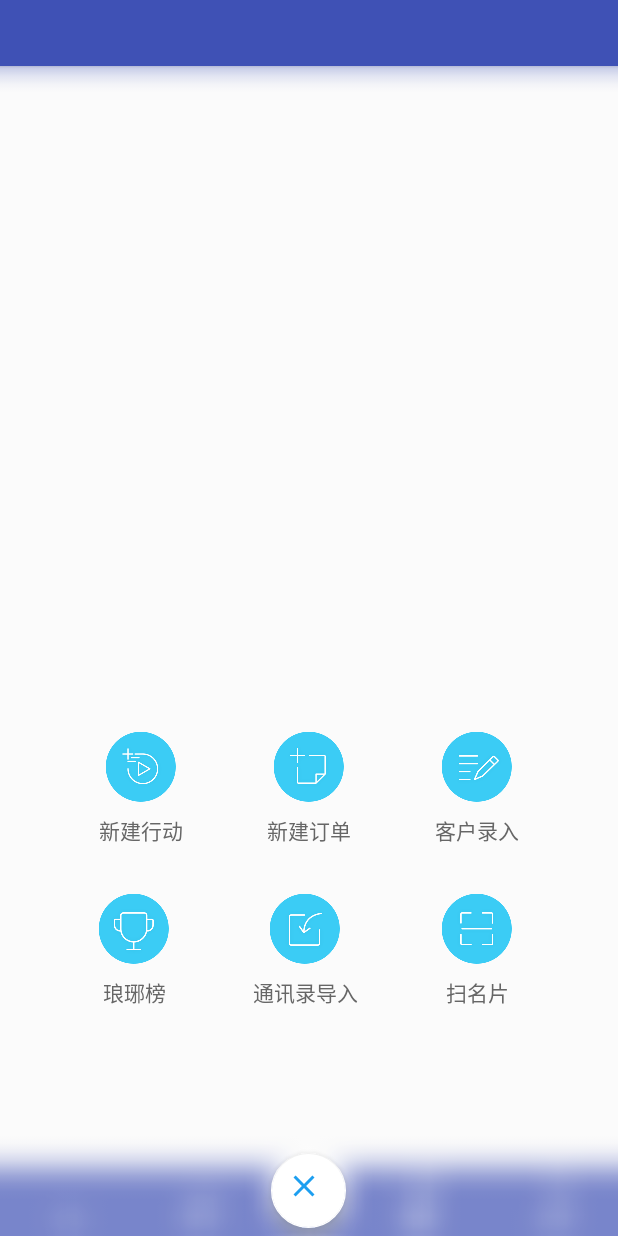
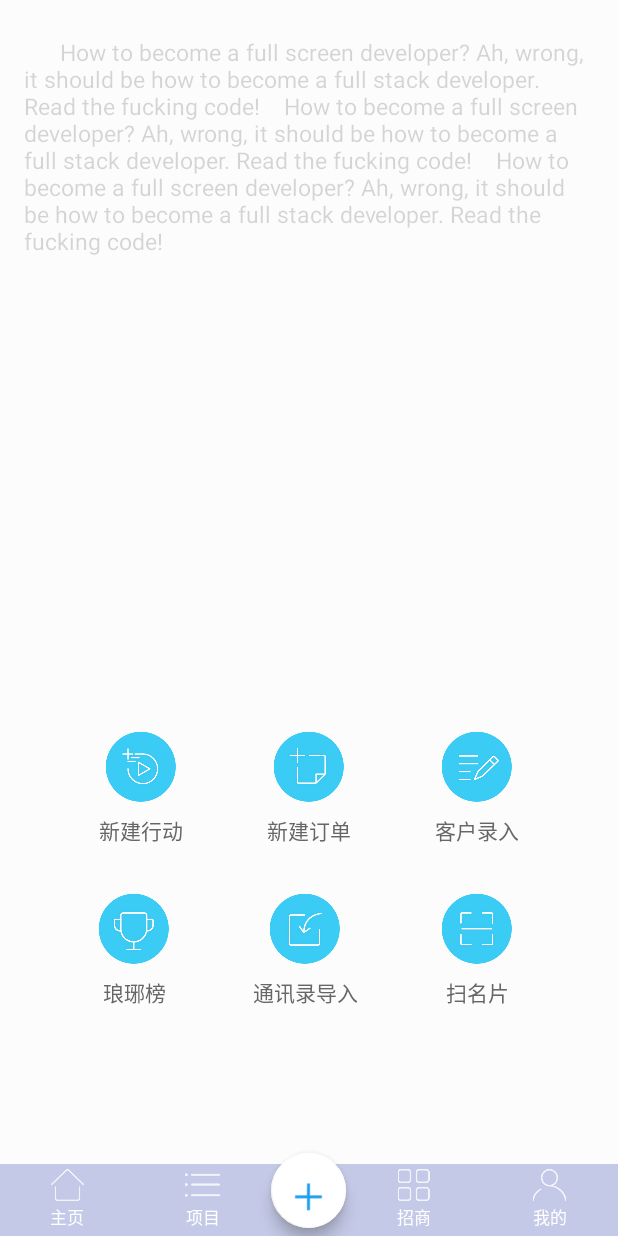
Before and after one commit to aohanyao/Android_UE, an Android app: the screen it shows after launch (MainActivity), after a tap on an icon or button, on a phone screen of 412 x 824 dp. Run offline under Robolectric (Android 15) with nearby library versions, the light colour scheme and no system bars; libraries missing offline, so code that uses them is left out: com.jaeger.library; 1 statement that could not run was skipped.

Commit message:
完成博客编写
完成博客编写

```diff
--- a/BlurMenu/app/build.gradle
+++ b/BlurMenu/app/build.gradle
@@ -25,4 +25,5 @@ dependencies {
     testImplementation 'junit:junit:4.12'
     androidTestImplementation 'com.android.support.test:runner:1.0.2'
     androidTestImplementation 'com.android.support.test.espresso:espresso-core:3.0.2'
+    compile 'com.jaeger.statusbarutil:library:1.5.1'
 }
--- a/BlurMenu/app/src/main/java/example/jc/com/blurmenu/MainActivity.java
+++ b/BlurMenu/app/src/main/java/example/jc/com/blurmenu/MainActivity.java
@@ -4,6 +4,8 @@ import android.os.Bundle;
 import android.support.v7.app.AppCompatActivity;
 import android.view.View;
 import android.widget.RelativeLayout;
+
+import com.jaeger.library.StatusBarUtil;
 
 import example.jc.com.blurmenu.helper.MoreMenuHelper;
 
@@ -14,6 +16,8 @@ public class MainActivity extends AppCompatActivity {
     protected void onCreate(Bundle savedInstanceState) {
         super.onCreate(savedInstanceState);
         setContentView(R.layout.activity_main);
+        StatusBarUtil.setTranslucentForImageView(this, null);
+
         mMoreMenuHelper = new MoreMenuHelper(this, this.<RelativeLayout>findViewById(R.id.rl_more_menu_root));
 
 
--- a/BlurMenu/app/src/main/java/example/jc/com/blurmenu/helper/MoreMenuHelper.java
+++ b/BlurMenu/app/src/main/java/example/jc/com/blurmenu/helper/MoreMenuHelper.java
@@ -7,7 +7,6 @@ import android.app.Activity;
 import android.graphics.Bitmap;
 import android.graphics.Canvas;
 import android.graphics.Paint;
-import android.graphics.drawable.BitmapDrawable;
 import android.os.Handler;
 import android.support.design.widget.FloatingActionButton;
 import android.view.View;
@@ -55,9 +54,9 @@ public class MoreMenuHelper {
      * 显示更多窗口的
      */
     public void showMoreWindow() {
-        rlMoreMenuRoot.setBackgroundDrawable(new BitmapDrawable(mActivity.getResources(), blur()));
+//        rlMoreMenuRoot.setBackgroundDrawable(new BitmapDrawable(mActivity.getResources(), blur()));
         rlMoreMenuRoot.setVisibility(View.VISIBLE);
-        rotationActionMenu(45, 180);
+//        rotationActionMenu(45, 180);
         showAnimation();
     }
 
@@ -110,25 +109,36 @@ public class MoreMenuHelper {
      * 打开动画
      */
     private void showAnimation() {
+        // 获取子view的个数，进行遍历
         for (int i = 0; i < rlMenuWrap.getChildCount(); i++) {
+            // 获取到相应的子view
             final View child = rlMenuWrap.getChildAt(i);
+            // 关闭按钮和背景进行跳过
             if (child.getId() == R.id.fab_close_more_menu || child.getId() == R.id.rl_bg) {
                 continue;
             }
+            // 先暂时隐藏
             child.setVisibility(View.INVISIBLE);
             mHandler.postDelayed(new Runnable() {
 
                 @Override
                 public void run() {
+                    //显示菜单
                     child.setVisibility(View.VISIBLE);
+                    // Y轴位移动画 从800移动到当前位置
                     ValueAnimator fadeAnim = ObjectAnimator.ofFloat(child, "translationY", 600, 0);
+                    //动画时长
                     fadeAnim.setDuration(200);
+                    // 自定义差值器
                     KickBackAnimator kickAnimator = new KickBackAnimator();
+                    //设置速度
                     kickAnimator.setDuration(100);
+                    // 设置差值器
                     fadeAnim.setEvaluator(kickAnimator);
+                    //开始动画
                     fadeAnim.start();
                 }
-            }, i * 60);
+            }, i * 60);// 根据下标延迟执行动画
         }
 
     }
@@ -151,8 +161,10 @@ public class MoreMenuHelper {
      * @param newActionActivityClass
      */
     private void closeAnimation(String newActionActivityClass) {
+        // 获取所有的子view
         for (int i = 0; i < rlMenuWrap.getChildCount(); i++) {
             final View child = rlMenuWrap.getChildAt(i);
+            // 判断  关闭按钮和背景不进入动画
             if (child.getId() == R.id.fab_close_more_menu || child.getId() == R.id.rl_bg) {
                 continue;
             }
@@ -160,7 +172,9 @@ public class MoreMenuHelper {
 
                 @Override
                 public void run() {
+                    // 显示
                     child.setVisibility(View.VISIBLE);
+                    // Y轴位移动画 从当前位置到600
                     ValueAnimator fadeAnim = ObjectAnimator.ofFloat(child, "translationY", 0, 600);
                     fadeAnim.setDuration(200);
                     KickBackAnimator kickAnimator = new KickBackAnimator();
@@ -170,22 +184,22 @@ public class MoreMenuHelper {
                     fadeAnim.addListener(new BaseAnimatorListener() {
                         @Override
                         public void onAnimationEnd(Animator animation) {
+                            // 动画完成后隐藏menu
                             child.setVisibility(View.INVISIBLE);
                         }
                     });
                 }
-            }, (rlMenuWrap.getChildCount() - i - 1) * 30);
+            }, (rlMenuWrap.getChildCount() - i - 1) * 60);// 设置和打开相反的延迟时长
 
-            //从第0个开始
+            //第0个
             if (i == 0) {
                 mHandler.postDelayed(new Runnable() {
 
                     @Override
                     public void run() {
+                        // 隐藏menu
                         rlMoreMenuRoot.setVisibility(View.GONE);
                         onDestroy();
-                        //打开界面
-
                     }
                 }, (rlMenuWrap.getChildCount() - i) * 30 + 80);
             }
--- a/BlurMenu/app/src/main/res/layout/activity_main.xml
+++ b/BlurMenu/app/src/main/res/layout/activity_main.xml
@@ -5,30 +5,33 @@
     android:layout_width="match_parent"
     android:layout_height="match_parent"
     tools:context=".MainActivity">
-    <android.support.design.widget.AppBarLayout
-        app:elevation="1dp"
-        style="@style/AppBarLayoutStyle">
 
 
-        <RelativeLayout
-            android:layout_width="match_parent"
-            android:layout_height="wrap_content">
-
-            <android.support.v7.widget.Toolbar
-                android:id="@+id/toolbar"
-                android:layout_width="match_parent"
-                android:layout_height="?attr/actionBarSize"
-                android:background="?attr/colorPrimary"
-                app:popupTheme="@style/AppTheme.PopupOverlay"/>
+    <TextView
+        android:layout_width="match_parent"
+        android:padding="16dp"
+        android:layout_marginTop="@dimen/dp_8"
+        android:textSize="15sp"
+        android:text="      How to become a full screen developer?
+Ah, wrong, it should be how to become a full stack developer.
+Read the fucking code!
 
 
-        </RelativeLayout>
+
+How to become a full screen developer?
+Ah, wrong, it should be how to become a full stack developer.
+Read the fucking code!
 
 
-    </android.support.design.widget.AppBarLayout>
 
-    <include layout="@layout/layout_main_menu"/>
+How to become a full screen developer?
+Ah, wrong, it should be how to become a full stack developer.
+Read the fucking code!"
+        android:layout_height="match_parent" />
 
-    <include layout="@layout/layout_main_more_menu"/>
+
+    <include layout="@layout/layout_main_menu" />
+
+    <include layout="@layout/layout_main_more_menu" />
 
 </android.support.design.widget.CoordinatorLayout>
--- a/BlurMenu/app/src/main/res/layout/layout_main_menu.xml
+++ b/BlurMenu/app/src/main/res/layout/layout_main_menu.xml
@@ -1,21 +1,17 @@
 <?xml version="1.0" encoding="utf-8"?>
-<android.support.design.widget.CoordinatorLayout xmlns:android="http://schemas.android.com/apk/res/android"
-                xmlns:app="http://schemas.android.com/apk/res-auto"
-                xmlns:tools="http://schemas.android.com/tools"
-                android:layout_width="match_parent"
-                android:layout_height="wrap_content"
-                android:background="#00000000"
-                android:layout_gravity="bottom|end"
-                android:clipChildren="false"
-                >
-    <!--tools:showIn="@layout/activity_main"-->
+<FrameLayout xmlns:android="http://schemas.android.com/apk/res/android"
+    android:layout_width="match_parent"
+    android:layout_height="wrap_content"
+    android:layout_gravity="bottom|end"
+    android:background="#00000000"
+    android:clipChildren="false">
+
     <LinearLayout
         android:layout_width="match_parent"
         android:layout_height="48dip"
+        android:layout_alignParentBottom="true"
         android:background="@color/colorPrimary"
-        android:orientation="horizontal"
-        android:layout_alignParentBottom="true"
-        android:layout_alignParentStart="true">
+        android:orientation="horizontal">
 
         <RelativeLayout
             android:id="@+id/rl_menu_home"
@@ -24,13 +20,13 @@
             <ImageView
                 android:id="@+id/iv_menu_home"
                 style="@style/MainMenuImageStyle"
-                android:src="@drawable/menu_home_select"/>
+                android:src="@drawable/menu_home_select" />
 
             <TextView
                 android:id="@+id/tv_menu_home"
                 style="@style/MainMenuTextStyle"
                 android:layout_below="@id/iv_menu_home"
-                android:text="首页"/>
+                android:text="首页" />
         </RelativeLayout>
 
         <RelativeLayout
@@ -40,24 +36,23 @@
             <ImageView
                 android:id="@+id/iv_menu_project"
                 style="@style/MainMenuImageStyle"
-                android:src="@drawable/menu_project_select"/>
+                android:src="@drawable/menu_project_select" />
 
             <TextView
                 android:id="@+id/tv_menu_project"
                 style="@style/MainMenuTextStyle"
                 android:layout_below="@id/iv_menu_project"
-                android:text="项目"/>
+                android:text="项目" />
         </RelativeLayout>
 
         <android.support.design.widget.FloatingActionButton
             android:id="@+id/fab_all_menu"
             android:layout_width="50dp"
             android:layout_height="50dp"
-            android:rotation="45"
             android:layout_gravity="bottom"
             android:layout_marginBottom="-15dp"
-            android:src="@drawable/ic_clear"
-            />
+            android:rotation="45"
+            android:src="@drawable/ic_clear" />
 
         <RelativeLayout
             android:id="@+id/rl_menu_client"
@@ -66,13 +61,13 @@
             <ImageView
                 android:id="@+id/iv_menu_client"
                 style="@style/MainMenuImageStyle"
-                android:src="@drawable/menu_client_select"/>
+                android:src="@drawable/menu_client_select" />
 
             <TextView
                 android:id="@+id/tv_menu_client"
                 style="@style/MainMenuTextStyle"
                 android:layout_below="@id/iv_menu_client"
-                android:text="招商"/>
+                android:text="招商" />
         </RelativeLayout>
 
         <RelativeLayout
@@ -82,13 +77,13 @@
             <ImageView
                 android:id="@+id/iv_menu_my"
                 style="@style/MainMenuImageStyle"
-                android:src="@drawable/menu_my_select"/>
+                android:src="@drawable/menu_my_select" />
 
             <TextView
                 android:id="@+id/tv_main_home"
                 style="@style/MainMenuTextStyle"
                 android:layout_below="@id/iv_menu_my"
-                android:text="我的"/>
+                android:text="我的" />
         </RelativeLayout>
     </LinearLayout>
-</android.support.design.widget.CoordinatorLayout>
+</FrameLayout>
--- a/BlurMenu/app/src/main/res/layout/layout_main_more_menu.xml
+++ b/BlurMenu/app/src/main/res/layout/layout_main_more_menu.xml
@@ -9,6 +9,7 @@
                 android:gravity="center_horizontal"
                 android:orientation="vertical"
                 android:visibility="gone">
+    <!--背景占位-->
     <FrameLayout
         android:id="@+id/rl_bg"
         android:layout_width="match_parent"
@@ -16,11 +17,113 @@
         android:alpha="0.3"
         android:background="@color/white"
         />
-    <include layout="@layout/layout_more_menu_list"/>
+    <RelativeLayout
+        android:id="@+id/rl_menu_warp"
+        android:layout_width="match_parent"
+        android:layout_height="match_parent"
+        android:layout_alignParentBottom="true"
+        android:layout_centerHorizontal="true"
+        android:gravity="bottom|center_horizontal">
 
 
 
+        <TextView
+            android:id="@+id/tv_new_action"
+            android:layout_width="wrap_content"
+            android:layout_height="wrap_content"
+            android:layout_marginRight="28dp"
+            android:clickable="true"
+            android:drawablePadding="@dimen/dp_8"
+            android:drawableTop="@mipmap/new_action_icon"
+            android:gravity="center_horizontal"
+            android:paddingBottom="@dimen/more_window_item_margin"
+            android:text="新建行动"
+            android:textColor="#666"/>
 
+        <TextView
+            android:id="@+id/tv_new_order"
+            android:layout_width="wrap_content"
+            android:layout_height="wrap_content"
+            android:layout_marginLeft="28dp"
+            android:layout_marginRight="28dp"
+            android:layout_toRightOf="@+id/tv_new_action"
+            android:clickable="true"
+            android:drawablePadding="@dimen/dp_8"
+            android:drawableTop="@mipmap/new_order_icon"
+            android:gravity="center_horizontal"
+            android:paddingBottom="@dimen/more_window_item_margin"
+            android:text="新建订单"
+            android:textColor="#666"/>
+
+        <TextView
+            android:id="@+id/tv_client_input"
+            android:layout_width="wrap_content"
+            android:layout_height="wrap_content"
+            android:layout_marginLeft="28dp"
+            android:layout_toRightOf="@+id/tv_new_order"
+            android:clickable="true"
+            android:drawablePadding="@dimen/dp_8"
+            android:drawableTop="@mipmap/client_input_icon"
+            android:gravity="center_horizontal"
+            android:paddingBottom="@dimen/more_window_item_margin"
+            android:text="客户录入"
+            android:textColor="#666"/>
+
+        <TextView
+            android:id="@+id/tv_ranking_listcon"
+            android:layout_width="wrap_content"
+            android:layout_height="wrap_content"
+            android:layout_below="@+id/tv_new_action"
+            android:layout_marginRight="28dp"
+            android:layout_marginTop="20dp"
+            android:clickable="true"
+            android:drawablePadding="@dimen/dp_8"
+            android:drawableTop="@mipmap/ranking_listcon"
+            android:gravity="center_horizontal"
+            android:paddingBottom="@dimen/more_window_item_margin"
+            android:text="琅琊榜"
+            android:textColor="#666"/>
+
+        <TextView
+            android:id="@+id/tv_import_mail_icon"
+            android:layout_width="wrap_content"
+            android:layout_height="wrap_content"
+            android:layout_below="@+id/tv_new_order"
+            android:layout_marginLeft="28dp"
+            android:layout_marginRight="28dp"
+            android:layout_marginTop="20dp"
+            android:layout_toRightOf="@+id/tv_ranking_listcon"
+            android:clickable="true"
+            android:drawablePadding="@dimen/dp_8"
+            android:drawableTop="@mipmap/import_mail_icon"
+            android:gravity="center_horizontal"
+            android:paddingBottom="@dimen/more_window_item_margin"
+            android:text="通讯录导入"
+            android:textColor="#666"/>
+
+        <TextView
+            android:id="@+id/tv_scan_card_icon"
+            android:layout_width="wrap_content"
+            android:layout_height="wrap_content"
+            android:layout_below="@+id/tv_client_input"
+            android:layout_marginBottom="140dp"
+            android:layout_marginLeft="28dp"
+            android:layout_marginTop="20dp"
+            android:layout_toRightOf="@+id/tv_import_mail_icon"
+            android:clickable="true"
+            android:drawablePadding="@dimen/dp_8"
+            android:drawableTop="@mipmap/scan_card_icon"
+            android:gravity="center_horizontal"
+            android:paddingBottom="@dimen/more_window_item_margin"
+            android:text="扫名片"
+            android:textColor="#666"/>
+
+
+    </RelativeLayout>
+
+
+
+    <!--打开与关闭的菜单-->
     <android.support.design.widget.FloatingActionButton
         android:id="@+id/fab_close_more_menu"
         android:layout_width="50dp"
```
Also changed, not shown: BlurMenu/app/src/main/res/mipmap-xhdpi/design.png (added), 4 other files.
